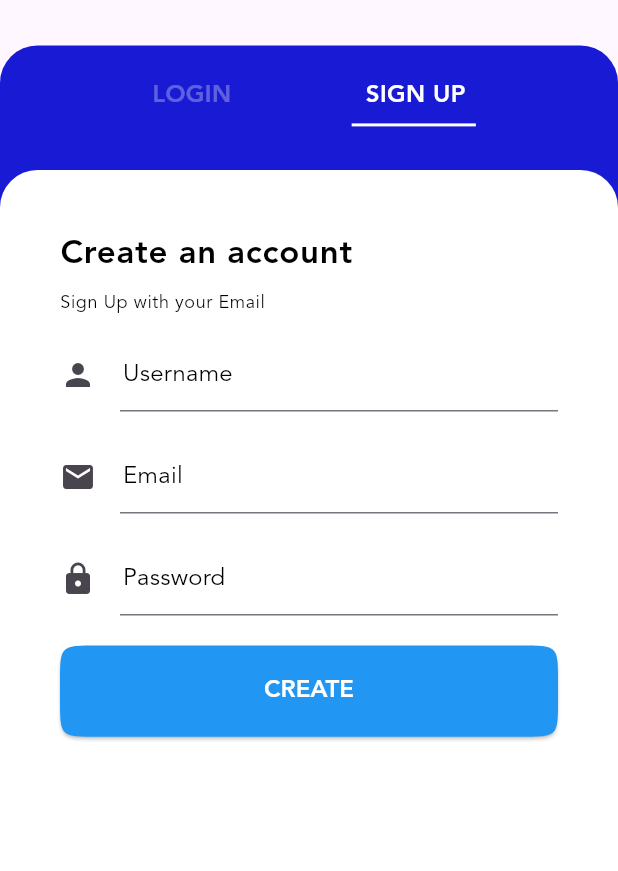
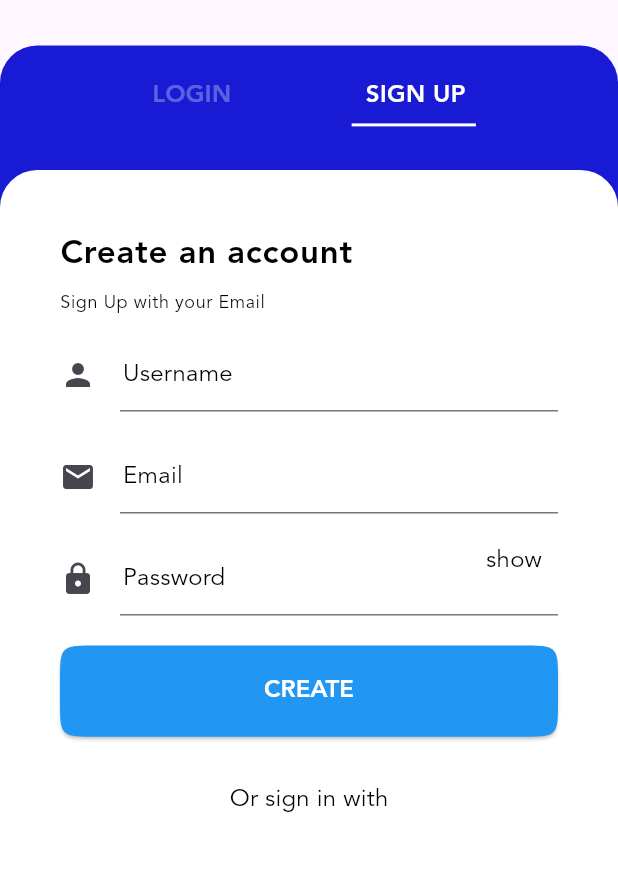
Before and after one commit to Kaspian021/Blog-Sys, a Flutter app: the SelectRegister screen opened by its route, after a tap on "SIGN UP", on a phone screen of 412 x 824 dp, the part 155-1026 px from its top. Run offline on Flutter 3.47's test engine with Material 3 defaults, Android fonts, the phone set to English and light mode, and no system bars; our stand-ins replace dots_indicator, firebase_auth, firebase_core, flutter_spinkit, get, get_storage; accounts and stored records are empty.

Commit message:
error handeling

```diff
--- a/lib/controller/login_controller.dart
+++ b/lib/controller/Register/login_controller.dart
@@ -35,6 +35,10 @@ class LoginController extends GetxController {
 
       if (user != null) {
         Get.snackbar('Welcome', 'Welcome to account');
+        box.write(SaveToken.token, user.uid);
+
+
+        Get.offAndToNamed(RoutsName.routeHomeScreen);
       }
     } on FirebaseAuthException catch (e) {
       log('Firebase Auth Error Code: ${e.code}');
--- a/lib/controller/bindings.dart
+++ b/lib/controller/bindings.dart
@@ -1,5 +1,6 @@
 
-import 'package:blog_sys/controller/login_controller.dart';
+import 'package:blog_sys/controller/Home/home_controller.dart';
+import 'package:blog_sys/controller/Register/login_controller.dart';
 import 'package:get/get.dart';
 
 class BindLoginScreen implements Bindings{
@@ -9,3 +10,11 @@ class BindLoginScreen implements Bindings{
 
   }
 }
+
+class BindHomeScreen implements Bindings{
+  @override
+  void dependencies() {
+    Get.put(HomeController());
+
+  }
+}
--- a/lib/main.dart
+++ b/lib/main.dart
@@ -1,6 +1,5 @@
-import 'package:blog_sys/controller/login_controller.dart';
+import 'package:blog_sys/controller/Register/login_controller.dart';
 import 'package:blog_sys/view/route_Screen/routs.dart';
-import 'package:blog_sys/view/Screens/StartScreens/splash_screen.dart';
 import 'package:blog_sys/view/route_Screen/routs_name.dart';
 import 'package:firebase_core/firebase_core.dart';
 import 'package:flutter/material.dart';
--- a/lib/view/Screens/StartScreens/onboarding_screen.dart
+++ b/lib/view/Screens/StartScreens/onboarding_screen.dart
@@ -318,7 +318,9 @@ class _OnboardingPageState extends State<OnboardingPage>
   @override
   void deactivate() {
 
-    OnbordingAnimationScreen.controller.dispose();
+    if(OnbordingAnimationScreen.photoAnimationTopLeft.isCompleted){
+      OnbordingAnimationScreen.controller.dispose();
+    }
 
     super.deactivate();
   }
--- a/lib/view/Screens/StartScreens/splash_screen.dart
+++ b/lib/view/Screens/StartScreens/splash_screen.dart
@@ -1,5 +1,5 @@
 
-import 'package:blog_sys/controller/login_controller.dart';
+import 'package:blog_sys/controller/Register/login_controller.dart';
 import 'package:blog_sys/gen/assets.gen.dart';
 import 'package:flutter/material.dart';
 import 'package:flutter_spinkit/flutter_spinkit.dart';
--- a/lib/view/Screens/register&Login/login_screen.dart
+++ b/lib/view/Screens/register&Login/login_screen.dart
@@ -1,5 +1,5 @@
 import 'package:blog_sys/controller/Animation_controller/login_animation_screen.dart';
-import 'package:blog_sys/controller/login_controller.dart';
+import 'package:blog_sys/controller/Register/login_controller.dart';
 import 'package:flutter/material.dart';
 import 'package:get/get.dart';
 
@@ -41,6 +41,7 @@ class _LoginScreenState extends State<LoginScreen>
 
   @override
   Widget build(BuildContext context) {
+
     return Expanded(
       child: SlideTransition(
         position: LoginAnimationScreen.animationContainerLogin,
@@ -143,6 +144,7 @@ class _LoginScreenState extends State<LoginScreen>
                               controller.obscureTextBool.value
                                   ? 'show'
                                   : 'Hide',
+                                  style: widget.textStyle.titleMedium,
                             ),
                           ),
                         ),
@@ -167,13 +169,15 @@ class _LoginScreenState extends State<LoginScreen>
                           style: widget.textStyle.titleLarge,
                         ),
                       ),
-                      const SizedBox(height: 30),
-                      const Row(
+                      const SizedBox(height: 40),
+                      Row(
                         mainAxisAlignment: MainAxisAlignment.center,
                         children: [
-                          Text('Forgot your password?'),
-                          SizedBox(width: 10),
-                          Text('Reset here'),
+                          Text('Forgot your password?',
+                                  style: widget.textStyle.titleMedium,),
+                          const SizedBox(width: 5),
+                          Text('Reset here',
+                                  style: widget.textStyle.titleMedium,),
                         ],
                       ),
                       const SizedBox(height: 20),
--- a/lib/view/Screens/register&Login/register_screen.dart
+++ b/lib/view/Screens/register&Login/register_screen.dart
@@ -1,7 +1,7 @@
 
 
 import 'package:blog_sys/controller/Animation_controller/signup_animation_screen.dart';
-import 'package:blog_sys/controller/register_controller.dart';
+import 'package:blog_sys/controller/Register/register_controller.dart';
 import 'package:flutter/material.dart';
 import 'package:get/get.dart';
 
@@ -171,6 +171,8 @@ class _SignUpScreenState extends State<SignUpScreen>
                             },
                             child: Text(
                               controller.obscureTextBool.value ? 'show' : 'Hide',
+
+                                  style: widget.textStyle.titleMedium,
                             ),
                           ),
                         ),
@@ -199,7 +201,8 @@ class _SignUpScreenState extends State<SignUpScreen>
 
 
                       const SizedBox(height: 30),
-                      const Text('Or sign in with'),
+                      Text('Or sign in with',
+                                  style: widget.textStyle.titleMedium,),
                       const Row(
                         children: [
 
--- a/lib/view/Screens/register&Login/select_register.dart
+++ b/lib/view/Screens/register&Login/select_register.dart
@@ -1,5 +1,5 @@
-import 'package:blog_sys/controller/login_controller.dart';
-import 'package:blog_sys/controller/register_controller.dart';
+import 'package:blog_sys/controller/Register/login_controller.dart';
+import 'package:blog_sys/controller/Register/register_controller.dart';
 import 'package:blog_sys/gen/assets.gen.dart';
 import 'package:blog_sys/view/Screens/register&Login/login_screen.dart';
 import 'package:blog_sys/view/Screens/register&Login/register_screen.dart';
--- a/lib/view/route_Screen/routs.dart
+++ b/lib/view/route_Screen/routs.dart
@@ -29,8 +29,8 @@ class Routs {
     ),
     GetPage(
       name: RoutsName.routeHomeScreen,
-      page: () => const HomeScreen(),
-      binding: BindLoginScreen(),
+      page: () =>  HomeScreen(),
+      binding: BindHomeScreen(),
     ),
   ];
 }
```
Also changed, not shown: lib/controller/Home/home_controller.dart (added, +8 -0 lines), lib/view/Screens/Home/home_screen.dart (+11 -2 lines), lib/controller/Register/register_controller.dart (renamed from lib/controller/register_controller.dart).
